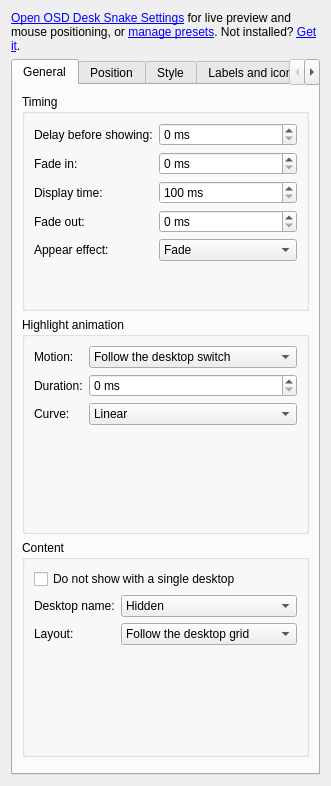
First picture: the form in package/contents/ui/config.ui, repository rcspam/osd-desk-snake, before the edit.
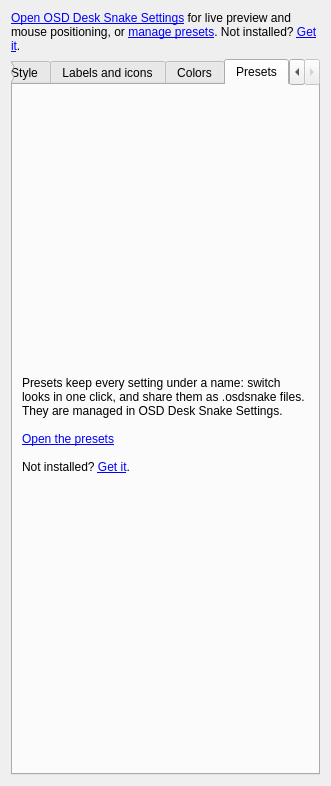
Second picture: the form after the edit. The open tabs and pages were chosen to show the change. Custom widgets are drawn as their Qt base class.

Commit message:
Add a Presets tab to the System Settings page
The page cannot run code, so the tab explains presets and links to the
Presets tab of the settings app.

```diff
--- a/package/contents/ui/config.ui
+++ b/package/contents/ui/config.ui
@@ -968,6 +968,24 @@
        </item>
       </layout>
      </widget>
+     <widget class="QWidget" name="presetsTab">
+      <attribute name="title"><string>Presets</string></attribute>
+      <layout class="QVBoxLayout" name="presetsLayout">
+       <item>
+        <widget class="QLabel" name="presetsText">
+         <property name="text"><string>Presets keep every setting under a name: switch looks in one click, and share them as .osdsnake files. They are managed in OSD Desk Snake Settings.&lt;br/&gt;&lt;br/&gt;&lt;a href="osd-desk-snake://presets"&gt;Open the presets&lt;/a&gt;&lt;br/&gt;&lt;br/&gt;Not installed? &lt;a href="https://github.com/rcspam/osd-desk-snake#install"&gt;Get it&lt;/a&gt;.</string></property>
+         <property name="textFormat"><enum>Qt::RichText</enum></property>
+         <property name="openExternalLinks"><bool>true</bool></property>
+         <property name="wordWrap"><bool>true</bool></property>
+        </widget>
+       </item>
+       <item>
+        <spacer name="presetsSpacer">
+         <property name="orientation"><enum>Qt::Vertical</enum></property>
+        </spacer>
+       </item>
+      </layout>
+     </widget>
     </widget>
    </item>
   </layout>
```
The commit also changes 4 other files.
